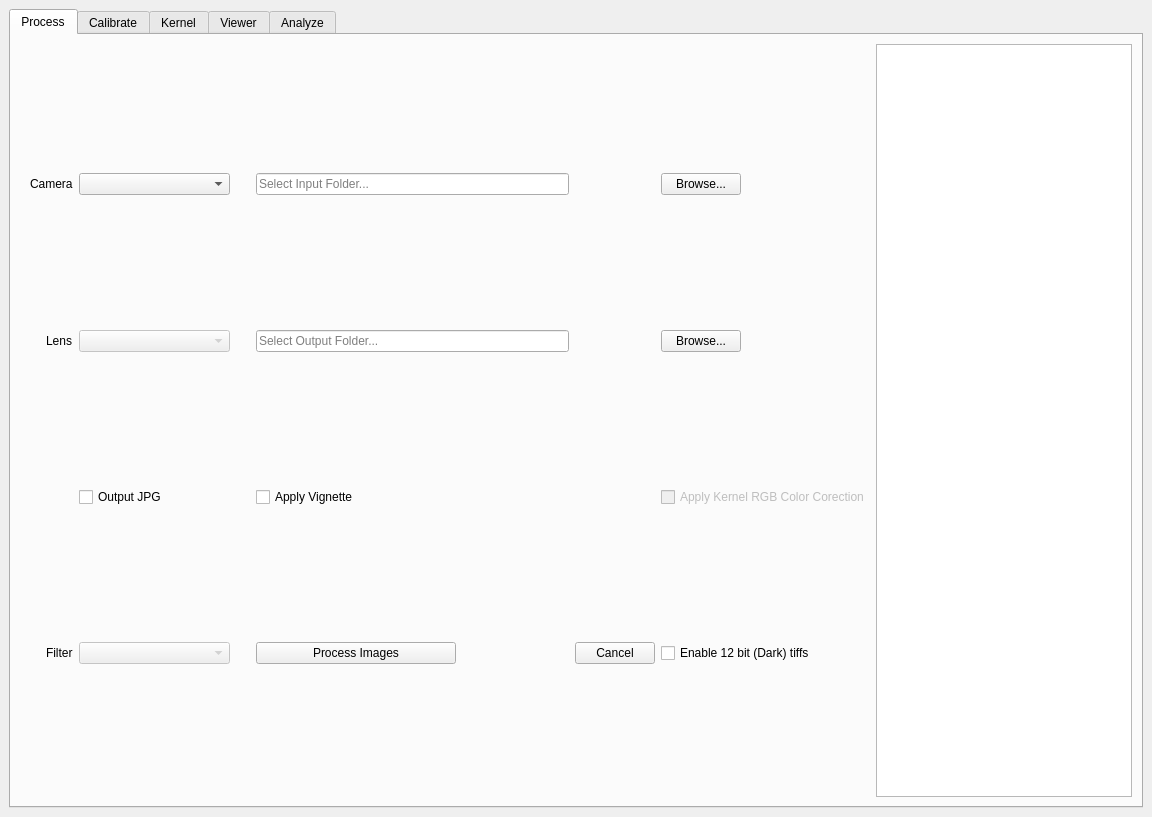
First picture: the form in MAPIR_Processing_dockwidget_base.ui, repository FXRer/MAPIR_Camera_Control, before the edit.
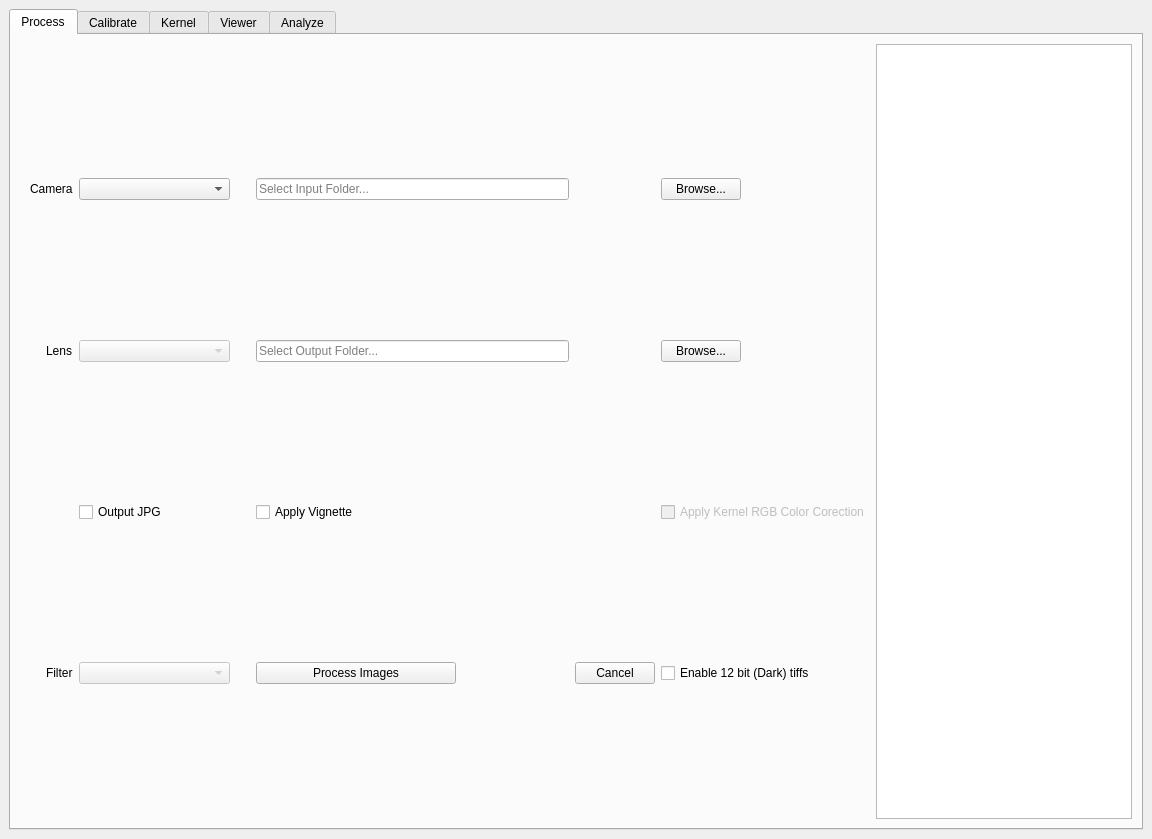
Second picture: the form after the edit. Icons and pictures are not drawn.

```diff
--- a/MAPIR_Processing_dockwidget_base.ui
+++ b/MAPIR_Processing_dockwidget_base.ui
@@ -10,7 +10,7 @@
     <x>0</x>
     <y>0</y>
     <width>1152</width>
-    <height>817</height>
+    <height>839</height>
    </rect>
   </property>
   <property name="sizePolicy">
```
